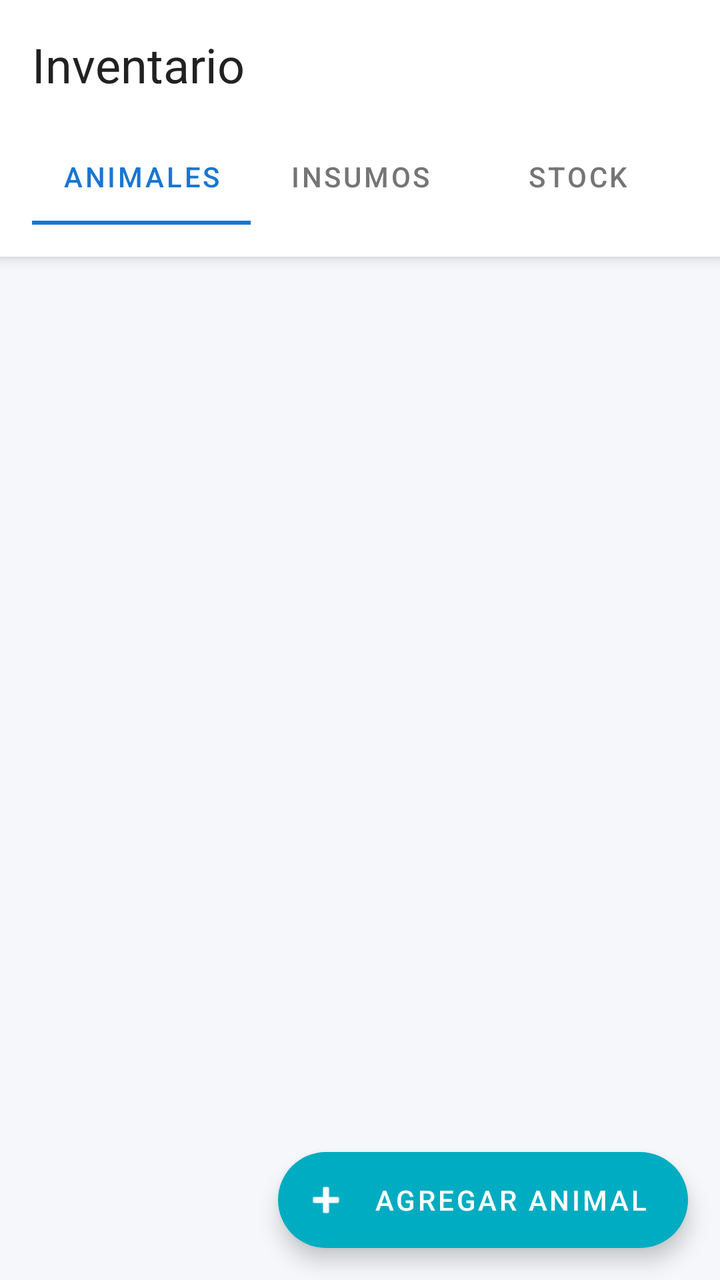
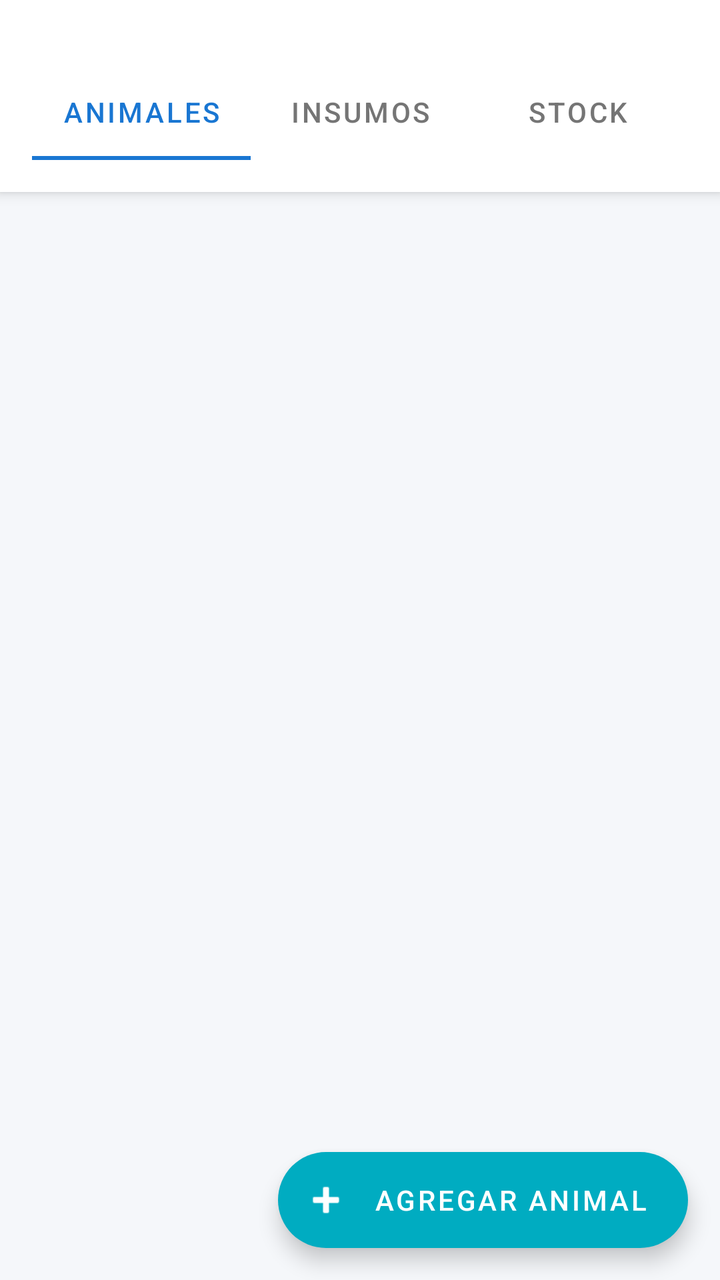

An Android layout rendered at two revisions. The XML below is the earlier revision; the diff shows what the commit changed to produce the second picture.
<!-- AndroidManifest.xml: application theme Theme.Dietasapp -->
<!-- res/layout/fragment_inventory.xml -->
<?xml version="1.0" encoding="utf-8"?>
<LinearLayout xmlns:android="http://schemas.android.com/apk/res/android"
    xmlns:app="http://schemas.android.com/apk/res-auto"
    xmlns:tools="http://schemas.android.com/tools"
    android:layout_width="match_parent"
    android:layout_height="match_parent"
    android:orientation="vertical"
    tools:context=".ui.inventory.InventoryFragment">

    
    <LinearLayout
        android:layout_width="match_parent"
        android:layout_height="wrap_content"
        android:orientation="vertical"
        android:padding="16dp"
        android:background="?attr/colorSurface"
        android:elevation="4dp">

        <TextView
            android:layout_width="match_parent"
            android:layout_height="wrap_content"
            android:text="@string/inventario_titulo"
            android:textAppearance="@style/TextAppearance.Dietasapp.Headline1" />

        
        <com.google.android.material.tabs.TabLayout
            android:id="@+id/tabLayout"
            android:layout_width="match_parent"
            android:layout_height="wrap_content"
            android:layout_marginTop="16dp"
            app:tabMode="fixed"
            app:tabGravity="fill"
            app:tabIndicatorColor="@color/primary_blue"
            app:tabSelectedTextColor="@color/primary_blue"
            app:tabTextColor="@color/text_secondary_light">

            <com.google.android.material.tabs.TabItem
                android:layout_width="wrap_content"
                android:layout_height="wrap_content"
                android:text="@string/tab_animales" />

            <com.google.android.material.tabs.TabItem
                android:layout_width="wrap_content"
                android:layout_height="wrap_content"
                android:text="@string/tab_insumos" />

            <com.google.android.material.tabs.TabItem
                android:layout_width="wrap_content"
                android:layout_height="wrap_content"
                android:text="@string/tab_stock" />
        </com.google.android.material.tabs.TabLayout>
    </LinearLayout>

    
    <androidx.viewpager2.widget.ViewPager2
        android:id="@+id/viewPager"
        android:layout_width="match_parent"
        android:layout_height="0dp"
        android:layout_weight="1" />

    
    <com.google.android.material.floatingactionbutton.ExtendedFloatingActionButton
        android:id="@+id/fabAdd"
        android:layout_width="wrap_content"
        android:layout_height="wrap_content"
        android:layout_gravity="bottom|end"
        android:layout_margin="16dp"
        android:text="@string/agregar_animal"
        app:icon="@android:drawable/ic_input_add" />
</LinearLayout>
<!-- resources referenced by this layout -->
<resources>
  <color name="primary_blue">#1976D2</color>
  <color name="text_secondary_light">#757575</color>
  <string name="agregar_animal">Agregar Animal</string>
  <string name="inventario_titulo">Inventario</string>
  <string name="tab_animales">Animales</string>
  <string name="tab_insumos">Insumos</string>
  <string name="tab_stock">Stock</string>
  <style name="TextAppearance.Dietasapp.Headline1" parent="TextAppearance.MaterialComponents.Headline5">
          <item name="android:textColor">@color/text_primary_light</item>
          <item name="android:textSize">24sp</item>
          <item name="android:fontFamily">sans-serif-medium</item>
      </style>
  <color name="text_primary_light">#212121</color>
  <color name="primary_blue_dark">#0D47A1</color>
  <color name="white">#FFFFFF</color>
  <color name="secondary_teal">#00ACC1</color>
  <color name="secondary_teal_dark">#00838F</color>
  <color name="background_light">#F5F7FA</color>
  <color name="surface_light">#FFFFFF</color>
  <color name="error">#F44336</color>
  <style name="Widget.Dietasapp.Chip" parent="Widget.MaterialComponents.Chip.Choice">
          <item name="chipBackgroundColor">@color/primary_blue_light</item>
          <item name="android:textColor">@color/white</item>
          <item name="chipCornerRadius">16dp</item>
      </style>
  <style name="Widget.Dietasapp.CardView" parent="Widget.MaterialComponents.CardView">
          <item name="cardBackgroundColor">@color/card_background_light</item>
          <item name="cardCornerRadius">12dp</item>
          <item name="cardElevation">4dp</item>
          <item name="contentPadding">16dp</item>
      </style>
  <style name="Widget.Dietasapp.Button" parent="Widget.MaterialComponents.Button">
          <item name="android:textColor">@color/white</item>
          <item name="backgroundTint">@color/primary_blue</item>
          <item name="cornerRadius">8dp</item>
          <item name="android:textAllCaps">false</item>
          <item name="android:fontFamily">sans-serif-medium</item>
      </style>
  <style name="Widget.Dietasapp.TextInputLayout" parent="Widget.MaterialComponents.TextInputLayout.OutlinedBox">
          <item name="boxStrokeColor">@color/primary_blue</item>
          <item name="hintTextColor">@color/primary_blue</item>
          <item name="boxCornerRadiusTopStart">8dp</item>
          <item name="boxCornerRadiusTopEnd">8dp</item>
          <item name="boxCornerRadiusBottomStart">8dp</item>
          <item name="boxCornerRadiusBottomEnd">8dp</item>
      </style>
  <color name="primary_blue_light">#42A5F5</color>
  <color name="card_background_light">#FFFFFF</color>
  <!-- unchanged entries left out for length: 1 -->
</resources>

<!-- the commit's change to res/layout/fragment_inventory.xml (unified diff, before → after) -->
@@ -15,12 +15,6 @@
         android:padding="16dp"
         android:background="?attr/colorSurface"
         android:elevation="4dp">
-
-        <TextView
-            android:layout_width="match_parent"
-            android:layout_height="wrap_content"
-            android:text="@string/inventario_titulo"
-            android:textAppearance="@style/TextAppearance.Dietasapp.Headline1" />
 
         
         <com.google.android.material.tabs.TabLayout
<!-- resource entries referenced after the edit -->
@@ -3,15 +3,9 @@
   <color name="primary_blue">#1976D2</color>
   <color name="text_secondary_light">#757575</color>
   <string name="agregar_animal">Agregar Animal</string>
-  <string name="inventario_titulo">Inventario</string>
   <string name="tab_animales">Animales</string>
   <string name="tab_insumos">Insumos</string>
   <string name="tab_stock">Stock</string>
-  <style name="TextAppearance.Dietasapp.Headline1" parent="TextAppearance.MaterialComponents.Headline5">
-          <item name="android:textColor">@color/text_primary_light</item>
-          <item name="android:textSize">24sp</item>
-          <item name="android:fontFamily">sans-serif-medium</item>
-      </style>
   <color name="text_primary_light">#212121</color>
   <color name="primary_blue_dark">#0D47A1</color>
   <color name="white">#FFFFFF</color>
